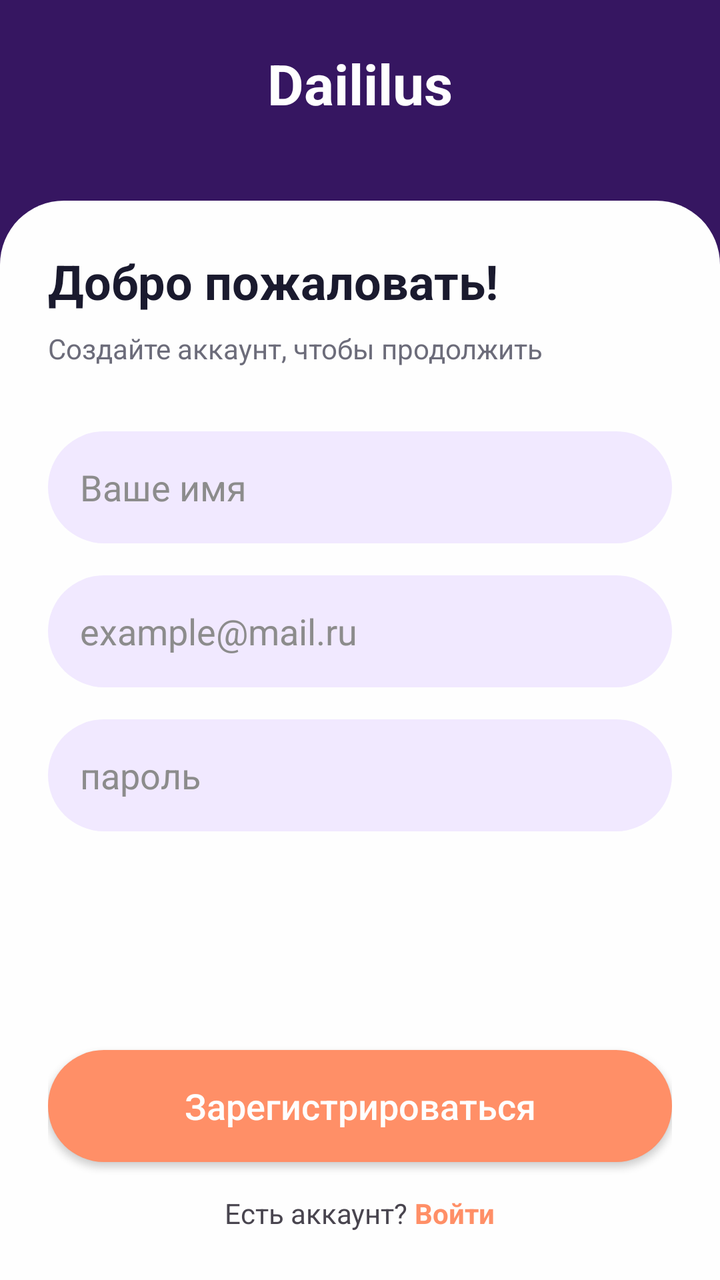
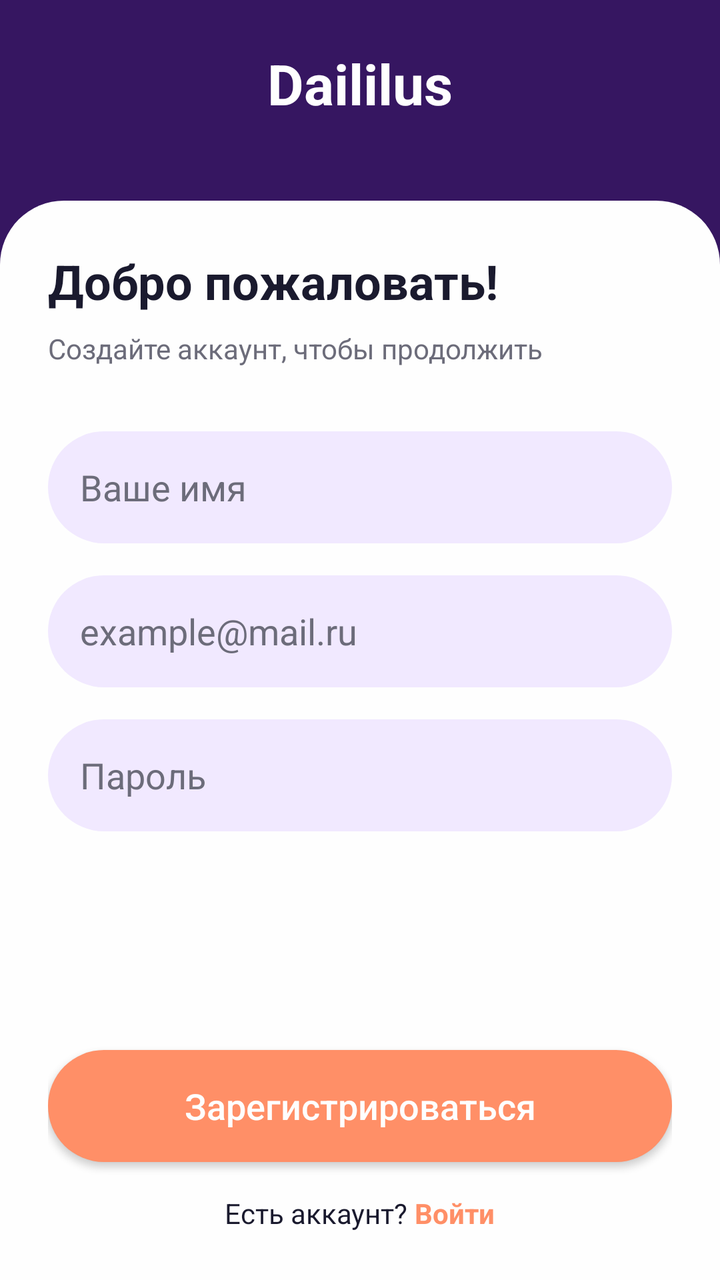

Two renders of the same Android screen: before a commit and after it. Below are the layout's source before the change and the commit's diff.
<!-- AndroidManifest.xml: application theme Theme.Daililus -->
<!-- res/layout/activity_register.xml -->
<?xml version="1.0" encoding="utf-8"?>
<androidx.constraintlayout.widget.ConstraintLayout xmlns:android="http://schemas.android.com/apk/res/android"
    xmlns:app="http://schemas.android.com/apk/res-auto"
    android:layout_width="match_parent"
    android:layout_height="match_parent"
    android:background="@color/bg_purple"
    >

    <TextView
        android:id="@+id/tvAppNameReg"
        android:layout_width="wrap_content"
        android:layout_height="wrap_content"
        android:layout_marginTop="23dp"
        android:text="Daililus"
        android:textColor="@color/white"
        android:textSize="28sp"
        android:textStyle="bold"
        android:fitsSystemWindows="true"
        app:layout_constraintEnd_toEndOf="parent"
        app:layout_constraintStart_toStartOf="parent"
        app:layout_constraintTop_toTopOf="parent" />

    <LinearLayout
        android:layout_width="match_parent"
        android:layout_height="0dp"
        android:layout_marginTop="40dp"
        android:background="@drawable/bg_top_rounded"
        android:orientation="vertical"
        android:padding="24dp"
        app:layout_constraintBottom_toBottomOf="parent"
        app:layout_constraintTop_toBottomOf="@id/tvAppNameReg">

        <TextView
            android:layout_width="wrap_content"
            android:layout_height="wrap_content"
            android:text="Добро пожаловать!"
            android:textColor="@color/text_main"
            android:textSize="24sp"
            android:textStyle="bold" />

        <TextView
            android:layout_width="wrap_content"
            android:layout_height="wrap_content"
            android:layout_marginTop="8dp"
            android:text="Создайте аккаунт, чтобы продолжить"
            android:textColor="@color/text_secondary" />


        <EditText
            android:id="@+id/etName"
            android:layout_width="match_parent"
            android:layout_height="56dp"
            android:layout_marginTop="32dp"
            android:background="@drawable/bg_input_field"
            android:hint="Ваше имя"
            android:textColor="#000000"
            android:textColorHint="#8C8C8C"
            android:inputType="textEmailAddress"
            android:paddingStart="16dp"
            android:paddingEnd="16dp"/>

        <EditText
            android:id="@+id/etRegEmail"
            android:layout_width="match_parent"
            android:layout_height="56dp"
            android:layout_marginTop="16dp"
            android:textColor="#000000"
            android:textColorHint="#8C8C8C"
            android:background="@drawable/bg_input_field"
            android:hint="example@mail.ru"
            android:inputType="textEmailAddress"
            android:paddingStart="16dp"
            android:paddingEnd="16dp"/>

        <EditText
            android:id="@+id/etRegPassword"
            android:layout_width="match_parent"
            android:layout_height="56dp"
            android:layout_marginTop="16dp"
            android:background="@drawable/bg_input_field"
            android:hint="пароль"
            android:textColor="#000000"
            android:textColorHint="#8C8C8C"
            android:inputType="textPassword"
            android:paddingStart="16dp" />


        <View
            android:layout_width="match_parent"
            android:layout_height="0dp"
            android:layout_weight="1" />

        <androidx.appcompat.widget.AppCompatButton
            android:id="@+id/btnRegister"
            android:layout_width="match_parent"
            android:layout_height="56dp"
            android:background="@drawable/bg_input_field"
            android:backgroundTint="@color/button_orange"
            android:text="Зарегистрироваться"
            android:textAllCaps="false"
            android:textColor="@color/white"
            android:textSize="18sp" />

        <LinearLayout
            android:layout_width="wrap_content"
            android:layout_height="wrap_content"
            android:layout_gravity="center"
            android:layout_marginTop="16dp"
            android:orientation="horizontal">

            <TextView
                android:layout_width="wrap_content"
                android:layout_height="wrap_content"
                android:text="Есть аккаунт? " />

            <TextView
                android:id="@+id/tvLoginLink"
                android:layout_width="wrap_content"
                android:layout_height="wrap_content"
                android:text="Войти"
                android:textColor="@color/button_orange"
                android:textStyle="bold" />
        </LinearLayout>
    </LinearLayout>
</androidx.constraintlayout.widget.ConstraintLayout>
<!-- resources referenced by this layout -->
<resources>
  <color name="bg_purple">#361661</color>
  <color name="button_orange">#FF8F67</color>
  <color name="text_main">#1A1A2E</color>
  <color name="text_secondary">#6C6C7A</color>
  <color name="white">#FEFEFE</color>
  <!-- drawable bg_input_field (drawable) -->
  <?xml version="1.0" encoding="utf-8"?>
  <shape xmlns:android="http://schemas.android.com/apk/res/android">
      <solid android:color="#F1E9FF" /> <corners android:radius="28dp" />
  </shape>
  <!-- drawable bg_top_rounded (drawable) -->
  <?xml version="1.0" encoding="utf-8"?>
  <shape xmlns:android="http://schemas.android.com/apk/res/android">
      <solid android:color="@color/white" />
      <corners
          android:topLeftRadius="32dp"
          android:topRightRadius="32dp" />
  </shape>
  <style name="Theme.Daililus" parent="Base.Theme.Daililus" />
  <style name="Base.Theme.Daililus" parent="Theme.Material3.DayNight.NoActionBar">
          
          
      </style>
</resources>

<!-- the commit's change to res/layout/activity_register.xml (unified diff, before → after) -->
@@ -3,7 +3,7 @@
     xmlns:app="http://schemas.android.com/apk/res-auto"
     android:layout_width="match_parent"
     android:layout_height="match_parent"
-    android:background="@color/bg_purple"
+    android:background="?attr/colorPrimary"
     >
 
     <TextView
@@ -34,7 +34,7 @@
             android:layout_width="wrap_content"
             android:layout_height="wrap_content"
             android:text="Добро пожаловать!"
-            android:textColor="@color/text_main"
+            android:textColor="?android:attr/textColorPrimary"
             android:textSize="24sp"
             android:textStyle="bold" />
 
@@ -43,7 +43,7 @@
             android:layout_height="wrap_content"
             android:layout_marginTop="8dp"
             android:text="Создайте аккаунт, чтобы продолжить"
-            android:textColor="@color/text_secondary" />
+            android:textColor="?android:attr/textColorSecondary"    />
 
 
         <EditText
@@ -53,8 +53,8 @@
             android:layout_marginTop="32dp"
             android:background="@drawable/bg_input_field"
             android:hint="Ваше имя"
-            android:textColor="#000000"
-            android:textColorHint="#8C8C8C"
+            android:textColor="?android:attr/textColorPrimary"
+            android:textColorHint="?android:attr/textColorSecondary"
             android:inputType="textEmailAddress"
             android:paddingStart="16dp"
             android:paddingEnd="16dp"/>
@@ -64,8 +64,8 @@
             android:layout_width="match_parent"
             android:layout_height="56dp"
             android:layout_marginTop="16dp"
-            android:textColor="#000000"
-            android:textColorHint="#8C8C8C"
+            android:textColor="?android:attr/textColorPrimary"
+            android:textColorHint="?android:attr/textColorSecondary"
             android:background="@drawable/bg_input_field"
             android:hint="example@mail.ru"
             android:inputType="textEmailAddress"
@@ -78,9 +78,9 @@
             android:layout_height="56dp"
             android:layout_marginTop="16dp"
             android:background="@drawable/bg_input_field"
-            android:hint="пароль"
-            android:textColor="#000000"
-            android:textColorHint="#8C8C8C"
+            android:hint="Пароль"
+            android:textColor="?android:attr/textColorPrimary"
+            android:textColorHint="?android:attr/textColorSecondary"
             android:inputType="textPassword"
             android:paddingStart="16dp" />
 
@@ -95,10 +95,10 @@
             android:layout_width="match_parent"
             android:layout_height="56dp"
             android:background="@drawable/bg_input_field"
-            android:backgroundTint="@color/button_orange"
+            android:backgroundTint="?attr/colorSecondary"
+            android:textColor="#FEFEFE"
             android:text="Зарегистрироваться"
             android:textAllCaps="false"
-            android:textColor="@color/white"
             android:textSize="18sp" />
 
         <LinearLayout
@@ -111,6 +111,7 @@
             <TextView
                 android:layout_width="wrap_content"
                 android:layout_height="wrap_content"
+                android:textColor="?android:attr/textColorPrimary"
                 android:text="Есть аккаунт? " />
 
             <TextView
@@ -118,7 +119,7 @@
                 android:layout_width="wrap_content"
                 android:layout_height="wrap_content"
                 android:text="Войти"
-                android:textColor="@color/button_orange"
+                android:textColor="?attr/colorSecondary"
                 android:textStyle="bold" />
         </LinearLayout>
     </LinearLayout>
<!-- resource entries referenced after the edit -->
@@ -2,6 +2,7 @@
 <resources>
   <color name="bg_purple">#361661</color>
   <color name="button_orange">#FF8F67</color>
+  <color name="input_field_bg">#F1E9FF</color>
   <color name="text_main">#1A1A2E</color>
   <color name="text_secondary">#6C6C7A</color>
   <color name="white">#FEFEFE</color>
@@ -13,15 +14,20 @@
   <!-- drawable bg_top_rounded (drawable) -->
   <?xml version="1.0" encoding="utf-8"?>
   <shape xmlns:android="http://schemas.android.com/apk/res/android">
-      <solid android:color="@color/white" />
+      <solid android:color="?android:attr/windowBackground" />
       <corners
           android:topLeftRadius="32dp"
           android:topRightRadius="32dp" />
   </shape>
   <style name="Theme.Daililus" parent="Base.Theme.Daililus" />
   <style name="Base.Theme.Daililus" parent="Theme.Material3.DayNight.NoActionBar">
-          
-          
+          <item name="colorPrimary">@color/bg_purple</item>
+          <item name="android:windowBackground">@color/white</item>
+          <item name="colorSecondary">@color/button_orange</item>
+          <item name="colorSurface">@color/input_field_bg</item>
+  
+          <item name="android:textColorPrimary">@color/text_main</item>
+          <item name="android:textColorSecondary">@color/text_secondary</item>
       </style>
 </resources>
 
